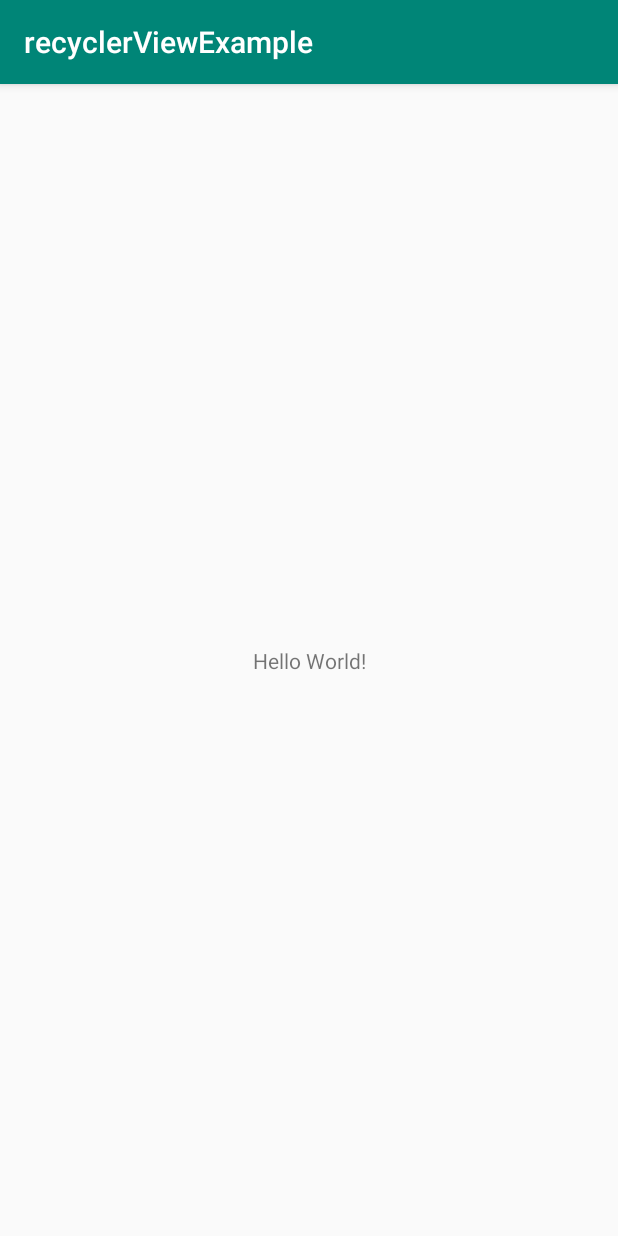
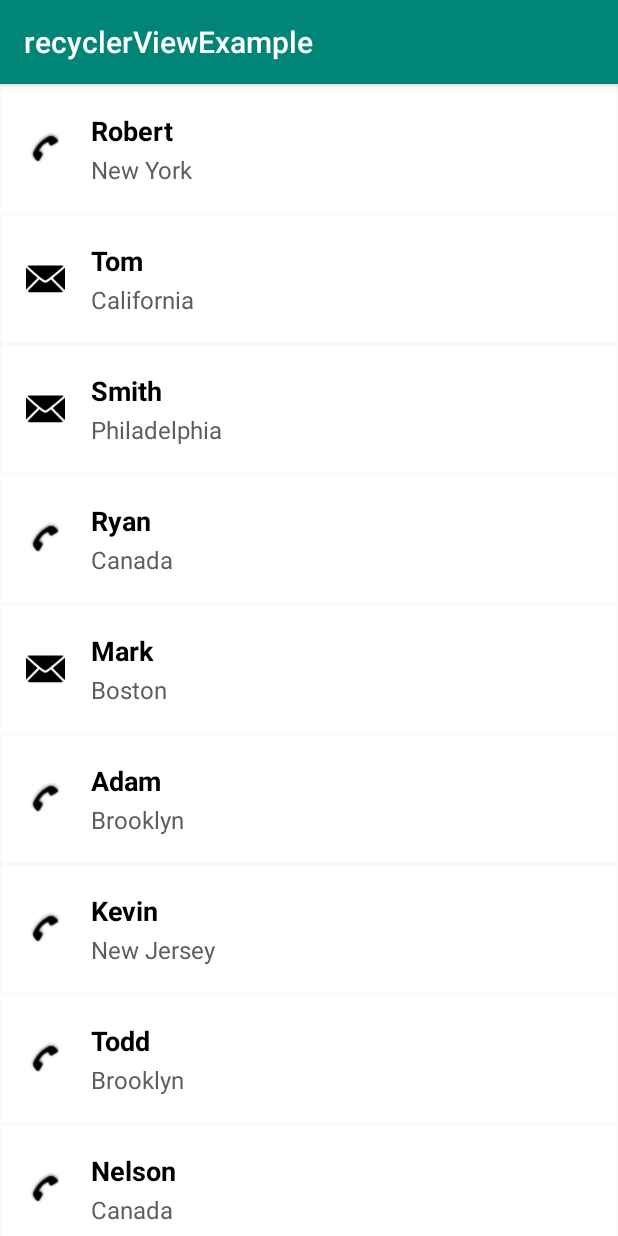
Before and after one commit to geror/RecyclerViewExample, an Android app: the screen it shows after launch (MainActivity), on a phone screen of 412 x 824 dp. Run offline under Robolectric (Android 15) with nearby library versions, the phone set to English and light mode, and no system bars.

Commit message:
example recyclerview multiple viewTypes

```diff
--- a/app/build.gradle
+++ b/app/build.gradle
@@ -25,4 +25,7 @@ dependencies {
     testImplementation 'junit:junit:4.12'
     androidTestImplementation 'com.android.support.test:runner:1.0.2'
     androidTestImplementation 'com.android.support.test.espresso:espresso-core:3.0.2'
+
+    // Recyclerview
+    implementation 'com.android.support:recyclerview-v7:28.0.0'
 }
--- /dev/null
+++ b/app/src/main/java/com/example/recyclerviewexample/EmployeeAdapter.java
@@ -0,0 +1,98 @@
+package com.example.recyclerviewexample;
+
+import android.content.Context;
+import android.support.annotation.NonNull;
+import android.support.v7.widget.RecyclerView;
+import android.text.TextUtils;
+import android.view.LayoutInflater;
+import android.view.View;
+import android.view.ViewGroup;
+import android.widget.TextView;
+
+import com.example.recyclerviewexample.model.Employee;
+
+import java.util.List;
+
+public class EmployeeAdapter extends RecyclerView.Adapter<RecyclerView.ViewHolder> {
+
+    Context context;
+    List<Employee> employees;
+    private static int TYPE_CALL = 1;
+    private static int TYPE_EMAIL = 2;
+
+    public EmployeeAdapter(Context context, List<Employee> employees){
+        this.context = context;
+        this.employees = employees;
+    }
+
+    @NonNull
+    @Override
+    public RecyclerView.ViewHolder onCreateViewHolder(@NonNull ViewGroup viewGroup, int viewType) {
+        View view;
+        if (viewType == TYPE_CALL) { // for call layout
+            view = LayoutInflater.from(context).inflate(R.layout.item_call, viewGroup, false);
+            return new CallViewHolder(view);
+
+        } else { // for email layout
+            view = LayoutInflater.from(context).inflate(R.layout.item_email, viewGroup, false);
+            return new EmailViewHolder(view);
+        }
+    }
+
+    @Override
+    public void onBindViewHolder(@NonNull RecyclerView.ViewHolder viewHolder, int position) {
+        if (getItemViewType(position) == TYPE_CALL) {
+            ((CallViewHolder) viewHolder).setCallDetails(employees.get(position));
+        } else {
+            ((EmailViewHolder) viewHolder).setEmailDetails(employees.get(position));
+        }
+    }
+
+    @Override
+    public int getItemCount() {
+        return employees.size();
+    }
+
+    @Override
+    public int getItemViewType(int position){
+        if (TextUtils.isEmpty(employees.get(position).getEmail())) {
+            return TYPE_CALL;
+        } else {
+            return TYPE_EMAIL;
+        }
+    }
+
+    class CallViewHolder extends RecyclerView.ViewHolder {
+
+        private TextView txtName;
+        private TextView txtAddress;
+
+        CallViewHolder(@NonNull View itemView) {
+            super(itemView);
+            txtName = itemView.findViewById(R.id.txtName);
+            txtAddress = itemView.findViewById(R.id.txtAddress);
+        }
+
+        private void setCallDetails(Employee employee) {
+            txtName.setText(employee.getName());
+            txtAddress.setText(employee.getAddress());
+        }
+    }
+
+    class EmailViewHolder extends RecyclerView.ViewHolder {
+
+        private TextView txtName;
+        private TextView txtAddress;
+
+        EmailViewHolder(@NonNull View itemView) {
+            super(itemView);
+            txtName = itemView.findViewById(R.id.txtName);
+            txtAddress = itemView.findViewById(R.id.txtAddress);
+        }
+
+        private void setEmailDetails(Employee employee) {
+            txtName.setText(employee.getName());
+            txtAddress.setText(employee.getAddress());
+        }
+    }
+}
--- a/app/src/main/java/com/example/recyclerviewexample/MainActivity.java
+++ b/app/src/main/java/com/example/recyclerviewexample/MainActivity.java
@@ -2,12 +2,86 @@ package com.example.recyclerviewexample;
 
 import android.support.v7.app.AppCompatActivity;
 import android.os.Bundle;
+import android.support.v7.widget.LinearLayoutManager;
+import android.support.v7.widget.RecyclerView;
+
+import com.example.recyclerviewexample.model.Employee;
+
+import java.util.ArrayList;
 
 public class MainActivity extends AppCompatActivity {
+
+    RecyclerView recyclerView;
+    ArrayList<Employee> employees = new ArrayList<>();
 
     @Override
     protected void onCreate(Bundle savedInstanceState) {
         super.onCreate(savedInstanceState);
         setContentView(R.layout.activity_main);
+        recyclerView = findViewById(R.id.recycler_view);
+
+        populateData();
+
+        // set adapter
+        EmployeeAdapter adapter = new EmployeeAdapter(this, employees);
+        recyclerView.setAdapter(adapter);
+        recyclerView.setLayoutManager(new LinearLayoutManager(this));
+    }
+
+    private void populateData() {
+
+        Employee employee = new Employee();
+        employee.setName("Robert");
+        employee.setAddress("New York");
+        employee.setPhone("+61234456");
+        employees.add(employee);
+
+        employee = new Employee();
+        employee.setName("Tom");
+        employee.setAddress("California");
+        employee.setEmail("tom_frank@gmail.com");
+        employees.add(employee);
+
+        employee = new Employee();
+        employee.setName("Smith");
+        employee.setAddress("Philadelphia");
+        employee.setEmail("smith_carrol@gmail.com");
+        employees.add(employee);
+
+        employee = new Employee();
+        employee.setName("Ryan");
+        employee.setAddress("Canada");
+        employee.setPhone("+612001456");
+        employees.add(employee);
+
+        employee = new Employee();
+        employee.setName("Mark");
+        employee.setAddress("Boston");
+        employee.setEmail("mark_walmerd@gmail.com");
+        employees.add(employee);
+
+        employee = new Employee();
+        employee.setName("Adam");
+        employee.setAddress("Brooklyn");
+        employee.setPhone("+61211780");
+        employees.add(employee);
+
+        employee = new Employee();
+        employee.setName("Kevin");
+        employee.setAddress("New Jersey");
+        employee.setPhone("+94221035");
+        employees.add(employee);
+
+        employee = new Employee();
+        employee.setName("Todd");
+        employee.setAddress("Brooklyn");
+        employee.setPhone("+61211780");
+        employees.add(employee);
+
+        employee = new Employee();
+        employee.setName("Nelson");
+        employee.setAddress("Canada");
+        employee.setPhone("+612001456");
+        employees.add(employee);
     }
 }
--- /dev/null
+++ b/app/src/main/java/com/example/recyclerviewexample/model/Employee.java
@@ -0,0 +1,42 @@
+package com.example.recyclerviewexample.model;
+
+public class Employee {
+
+    private String name;
+    private String address;
+    private String phone;
+    private String email;
+
+
+    public String getName() {
+        return name;
+    }
+
+    public void setName(String name) {
+        this.name = name;
+    }
+
+    public String getAddress() {
+        return address;
+    }
+
+    public void setAddress(String address) {
+        this.address = address;
+    }
+
+    public String getPhone() {
+        return phone;
+    }
+
+    public void setPhone(String phone) {
+        this.phone = phone;
+    }
+
+    public String getEmail() {
+        return email;
+    }
+
+    public void setEmail(String email) {
+        this.email = email;
+    }
+}
--- a/app/src/main/res/layout/activity_main.xml
+++ b/app/src/main/res/layout/activity_main.xml
@@ -1,18 +1,24 @@
 <?xml version="1.0" encoding="utf-8"?>
-<android.support.constraint.ConstraintLayout xmlns:android="http://schemas.android.com/apk/res/android"
+<LinearLayout xmlns:android="http://schemas.android.com/apk/res/android"
     xmlns:app="http://schemas.android.com/apk/res-auto"
     xmlns:tools="http://schemas.android.com/tools"
     android:layout_width="match_parent"
     android:layout_height="match_parent"
-    tools:context=".MainActivity">
+    tools:context=".MainActivity"
+    android:orientation="vertical">
 
-    <TextView
+    <!--<TextView
         android:layout_width="wrap_content"
         android:layout_height="wrap_content"
         android:text="Hello World!"
         app:layout_constraintBottom_toBottomOf="parent"
         app:layout_constraintLeft_toLeftOf="parent"
         app:layout_constraintRight_toRightOf="parent"
-        app:layout_constraintTop_toTopOf="parent" />
+        app:layout_constraintTop_toTopOf="parent" />-->
 
-</android.support.constraint.ConstraintLayout>
+    <android.support.v7.widget.RecyclerView
+        android:id="@+id/recycler_view"
+        android:layout_width="match_parent"
+        android:layout_height="match_parent" />
+
+</LinearLayout>
--- /dev/null
+++ b/app/src/main/res/layout/item_call.xml
@@ -0,0 +1,47 @@
+<?xml version="1.0" encoding="utf-8"?>
+<LinearLayout
+    xmlns:android="http://schemas.android.com/apk/res/android"
+    android:layout_width="match_parent"
+    android:layout_height="wrap_content"
+    android:background="#ffffff"
+    android:orientation="horizontal"
+    android:layout_margin="1dp"
+    android:padding="8dp">
+
+    <ImageView
+        android:id="@+id/imgCall"
+        android:layout_width="26dp"
+        android:layout_height="26dp"
+        android:layout_gravity="center_vertical"
+        android:layout_margin="8dp"
+        android:src="@android:drawable/stat_sys_phone_call"
+        android:tint="#000000"/>
+
+    <LinearLayout
+        android:layout_width="match_parent"
+        android:layout_height="wrap_content"
+        android:orientation="vertical"
+        android:padding="8dp">
+
+        <TextView
+            android:id="@+id/txtName"
+            android:layout_width="match_parent"
+            android:layout_height="wrap_content"
+            android:padding="1dp"
+            android:text="Robert"
+            android:textColor="#000000"
+            android:textSize="18sp"
+            android:textStyle="bold"/>
+
+        <TextView
+            android:id="@+id/txtAddress"
+            android:layout_width="match_parent"
+            android:layout_height="wrap_content"
+            android:padding="1dp"
+            android:text="Manhattan"
+            android:textColor="#5d5d5d"
+            android:textSize="16sp"/>
+
+    </LinearLayout>
+
+</LinearLayout>
--- /dev/null
+++ b/app/src/main/res/layout/item_email.xml
@@ -0,0 +1,47 @@
+<?xml version="1.0" encoding="utf-8"?>
+<LinearLayout
+    xmlns:android="http://schemas.android.com/apk/res/android"
+    android:layout_width="match_parent"
+    android:layout_height="wrap_content"
+    android:background="#ffffff"
+    android:orientation="horizontal"
+    android:layout_margin="1dp"
+    android:padding="8dp">
+
+    <ImageView
+        android:id="@+id/imgMail"
+        android:layout_width="26dp"
+        android:layout_height="26dp"
+        android:layout_gravity="center_vertical"
+        android:layout_margin="8dp"
+        android:src="@android:drawable/ic_dialog_email"
+        android:tint="#000000" />
+
+    <LinearLayout
+        android:layout_width="match_parent"
+        android:layout_height="wrap_content"
+        android:orientation="vertical"
+        android:padding="8dp">
+
+        <TextView
+            android:id="@+id/txtName"
+            android:layout_width="match_parent"
+            android:layout_height="wrap_content"
+            android:padding="1dp"
+            android:text="Robert"
+            android:textColor="#000000"
+            android:textSize="18sp"
+            android:textStyle="bold"/>
+
+        <TextView
+            android:id="@+id/txtAddress"
+            android:layout_width="match_parent"
+            android:layout_height="wrap_content"
+            android:padding="1dp"
+            android:text="Manhattan"
+            android:textColor="#5d5d5d"
+            android:textSize="16sp"/>
+
+    </LinearLayout>
+
+</LinearLayout>
```
